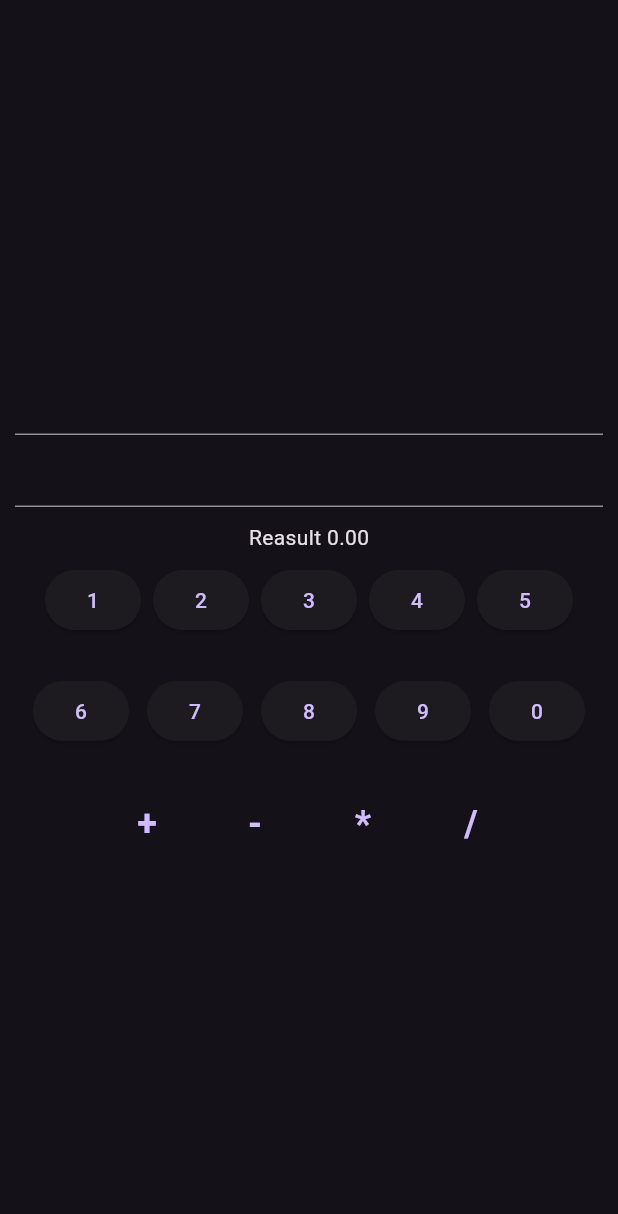
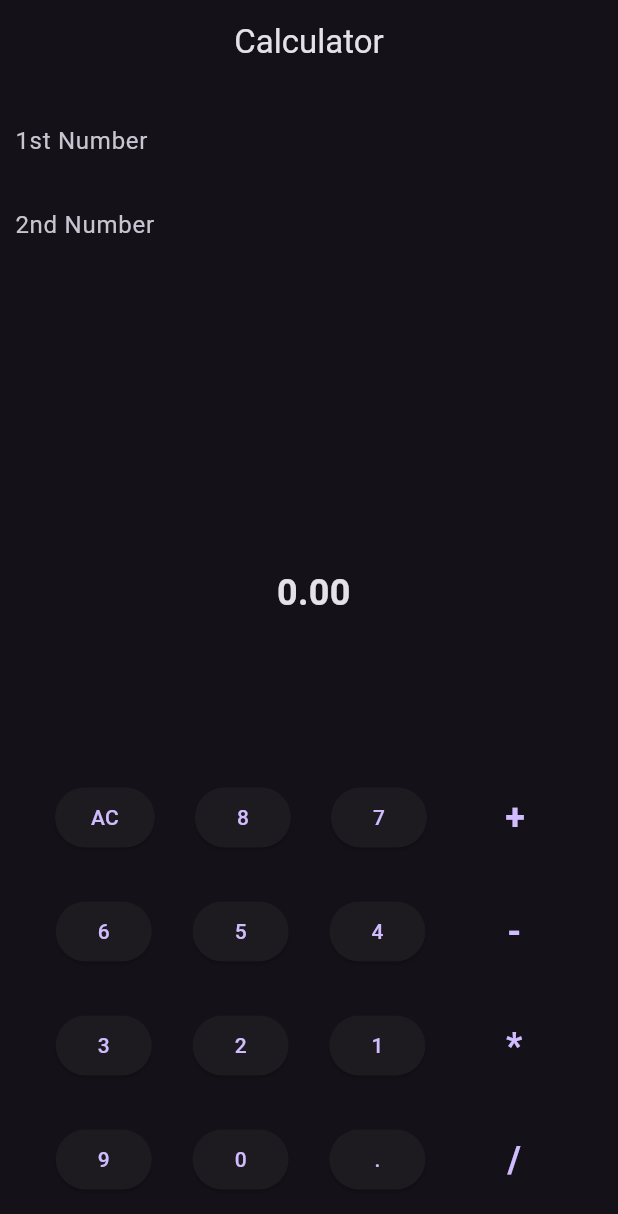
Before and after one commit to SilverShadow123/calculator_app, a Flutter app: the screen it shows after launch, on a phone screen of 412 x 824 dp. Shown: the top 1214 px of the screen. Run offline on Flutter 3.47's test engine with Material 3 defaults, Android fonts, the phone set to English and light mode, and no system bars.

Commit message:
Simple Calculator App

```diff
--- a/lib/home_screen.dart
+++ b/lib/home_screen.dart
@@ -1,3 +1,4 @@
+import 'package:flutter/cupertino.dart';
 import 'package:flutter/material.dart';
 import 'function.dart';
 
@@ -18,26 +19,51 @@ class _HomeScreenState extends State<HomeScreen> {
   @override
   Widget build(BuildContext context) {
     return Scaffold(
+        appBar: AppBar(
+          title: Text('Calculator'),
+          centerTitle: true,
+        ),
         body: Padding(
           padding: const EdgeInsets.all(10.0),
+          child: SafeArea(
+            child: SingleChildScrollView(
               child: Column(
-        mainAxisAlignment: MainAxisAlignment.center,
                 children: [
                   TextField(
                     controller: _controller,
                     focusNode: _focusNode1,
                     keyboardType: TextInputType.none,
+                    textAlign: TextAlign.end,
+                    decoration: InputDecoration(
+                      border: InputBorder.none,
+                      hintText: 'Enter 1st Number',
+                      label: Text('1st Number'),
+                    ),
                   ),
                   TextField(
                     controller: _seccontroller,
                     focusNode: _focusNode2,
+                    textAlign: TextAlign.end,
                     keyboardType: TextInputType.none,
+                    decoration: InputDecoration(
+                      border: InputBorder.none,
+                      hintText: 'Enter 2nd Number',
+                      label: Text('2nd Number'),
+                    ),
                   ),
                   const SizedBox(
-            height: 10,
+                    height: 200,
                   ),
-          Text('Reasult ${_reasult.toStringAsFixed(2)}'),
-
+                  Container(
+                      alignment: Alignment(0, 0),
+                      child: Text(
+                        ' ${_reasult.toStringAsFixed(2)}',
+                        style:
+                            TextStyle(fontSize: 24, fontWeight: FontWeight.bold),
+                      )),
+                  const SizedBox(
+                    height: 100,
+                  ),
                   _buttonBar1(),
                   const SizedBox(
                     height: 10,
@@ -47,40 +73,44 @@ class _HomeScreenState extends State<HomeScreen> {
                     height: 10,
                   ),
                   _buttonBar3(),
-
+                  const SizedBox(
+                    height: 10,
+                  ),
+                  _buttonBar4(),
                 ],
+              ),
+            ),
           ),
         ));
   }
 
-  Widget _buttonBar1(){
+  Widget _buttonBar1() {
     return ButtonBar(
-      alignment: MainAxisAlignment.center,
+      alignment: MainAxisAlignment.spaceEvenly,
       children: [
         ElevatedButton(
-          onPressed: () => _appendNumber("1"),
-          child: const Text('1'),
+          onPressed: () => _clear,
+          child: const Text('AC'),
         ),
         ElevatedButton(
-          onPressed: () => _appendNumber("2"),
-          child: const Text('2'),
+          onPressed: () => _appendNumber("8"),
+          child: const Text('8'),
         ),
         ElevatedButton(
-          onPressed: () => _appendNumber("3"),
-          child: const Text('3'),
+          onPressed: () => _appendNumber("7"),
+          child: const Text('7'),
         ),
-        ElevatedButton(
-          onPressed: () => _appendNumber("4"),
-          child: const Text('4'),
-        ),
-        ElevatedButton(
-          onPressed: () => _appendNumber("5"),
-          child: const Text('5'),
-        ),
+        TextButton(
+            onPressed: _addition,
+            child: const Text(
+              '+',
+              style: TextStyle(fontWeight: FontWeight.bold, fontSize: 24),
+            )),
       ],
     );
   }
-  Widget _buttonBar2(){
+
+  Widget _buttonBar2() {
     return ButtonBar(
       alignment: MainAxisAlignment.spaceEvenly,
       children: [
@@ -89,13 +119,53 @@ class _HomeScreenState extends State<HomeScreen> {
           child: const Text('6'),
         ),
         ElevatedButton(
-          onPressed: () => _appendNumber("7"),
-          child: const Text('7'),
+          onPressed: () => _appendNumber("5"),
+          child: const Text('5'),
         ),
         ElevatedButton(
-          onPressed: () => _appendNumber("8"),
-          child: const Text('8'),
+          onPressed: () => _appendNumber("4"),
+          child: const Text('4'),
         ),
+        TextButton(
+            onPressed: _subtract,
+            child: const Text(
+              '-',
+              style: TextStyle(fontWeight: FontWeight.bold, fontSize: 24),
+            )),
+      ],
+    );
+  }
+
+  Widget _buttonBar3() {
+    return ButtonBar(
+      alignment: MainAxisAlignment.spaceEvenly,
+      children: [
+        ElevatedButton(
+          onPressed: () => _appendNumber("3"),
+          child: const Text('3'),
+        ),
+        ElevatedButton(
+          onPressed: () => _appendNumber("2"),
+          child: const Text('2'),
+        ),
+        ElevatedButton(
+          onPressed: () => _appendNumber("1"),
+          child: const Text('1'),
+        ),
+        TextButton(
+            onPressed: _multiplication,
+            child: const Text(
+              '*',
+              style: TextStyle(fontWeight: FontWeight.bold, fontSize: 24),
+            )),
+      ],
+    );
+  }
+
+  Widget _buttonBar4() {
+    return ButtonBar(
+      alignment: MainAxisAlignment.spaceEvenly,
+      children: [
         ElevatedButton(
           onPressed: () => _appendNumber("9"),
           child: const Text('9'),
@@ -104,31 +174,10 @@ class _HomeScreenState extends State<HomeScreen> {
           onPressed: () => _appendNumber("0"),
           child: const Text('0'),
         ),
-      ],
-    );
-  }
-  Widget _buttonBar3(){
-    return ButtonBar(
-      alignment: MainAxisAlignment.center,
-      children: [
-        TextButton(
-            onPressed: _addition,
-            child: const Text(
-              '+',
-              style: TextStyle(fontWeight: FontWeight.bold, fontSize: 24),
-            )),
-        TextButton(
-            onPressed: _subtract,
-            child: const Text(
-              '-',
-              style: TextStyle(fontWeight: FontWeight.bold, fontSize: 24),
-            )),
-        TextButton(
-            onPressed: _multiplication,
-            child: const Text(
-              '*',
-              style: TextStyle(fontWeight: FontWeight.bold, fontSize: 24),
-            )),
+        ElevatedButton(
+          onPressed: () => _appendNumber("."),
+          child: const Text('.'),
+        ),
         TextButton(
             onPressed: _division,
             child: const Text(
@@ -137,6 +186,12 @@ class _HomeScreenState extends State<HomeScreen> {
             )),
       ],
     );
+  }
+
+  void _clear() {
+    _seccontroller.clear();
+    _controller.clear();
+    _reasult = 0;
   }
 
   void _appendNumber(String number) {
```
Lines whose indentation alone changed are shown as unchanged.
